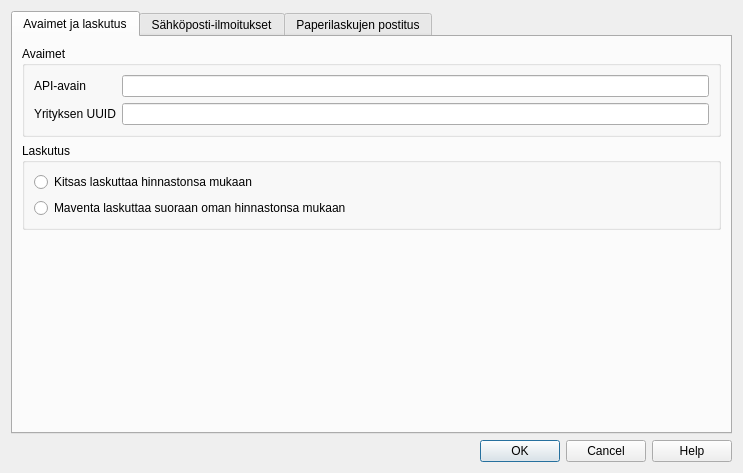
This is kitsas/maaritys/verkkolasku/maventa.ui in artoh/kitupiikki as Qt 5 draws it before an edit. The edited form follows.
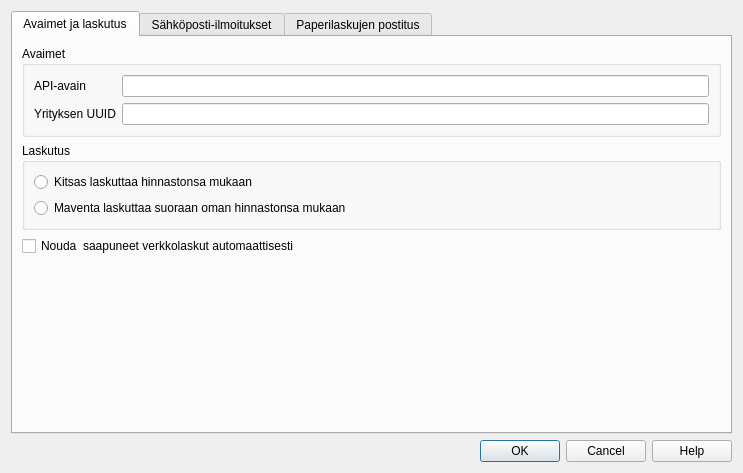
This is the edited form. Icons and pictures are not drawn.

The edit to the form file:
```diff
--- a/kitsas/maaritys/verkkolasku/maventa.ui
+++ b/kitsas/maaritys/verkkolasku/maventa.ui
@@ -84,6 +84,17 @@
          </layout>
         </widget>
        </item>
+       <item>
+        <widget class="QCheckBox" name="activeBox">
+         <property name="text">
+          <string>Nouda  saapuneet verkkolaskut automaattisesti</string>
+         </property>
+         <property name="icon">
+          <iconset resource="../../pic/pic.qrc">
+           <normaloff>:/pic/tuotiedosto.png</normaloff>:/pic/tuotiedosto.png</iconset>
+         </property>
+        </widget>
+       </item>
        <item>
         <spacer name="verticalSpacer">
          <property name="orientation">
```
Left out of the diff: 38 changed lines with no effect on the pictures.
